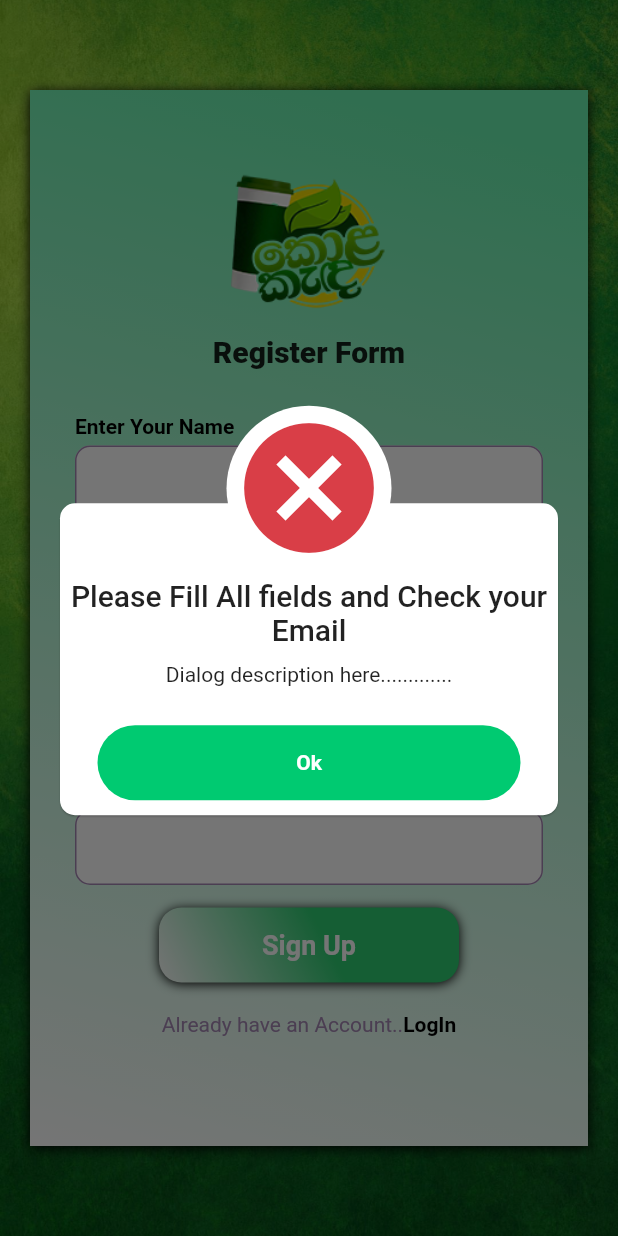
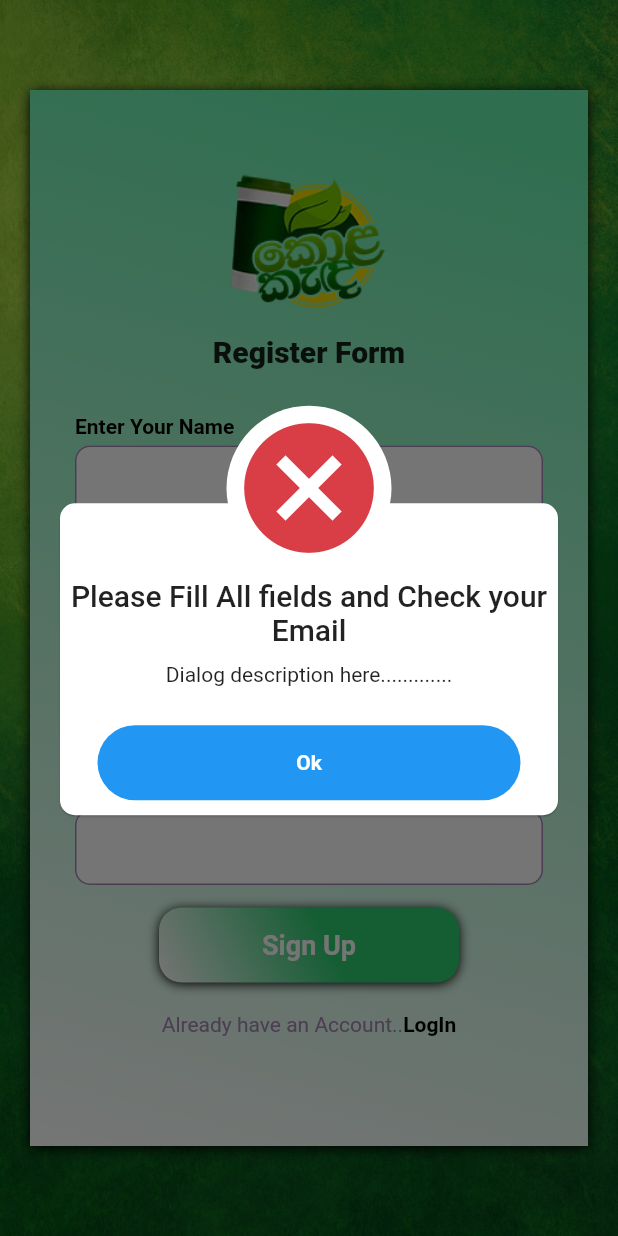
Before and after one commit to nadeeshapathiraja/flutter_email_auth, a Flutter app: the RegisterScreen screen opened directly, after a tap on "Sign Up", on a phone screen of 412 x 824 dp. Run offline on Flutter 3.47's test engine with Material 2 defaults, Android fonts, the phone set to English and light mode, and no system bars; our stand-ins replace animate_do, awesome_dialog, email_validator, firebase_auth, firebase_core; accounts and stored records are empty.

Commit message:
Change Parts

```diff
--- /dev/null
+++ b/lib/components/custom_dialogbox.dart
@@ -0,0 +1,21 @@
+import 'package:awesome_dialog/awesome_dialog.dart';
+import 'package:email_auth/login_screen/login_screen.dart';
+import 'package:email_auth/utils/app_colors.dart';
+
+import 'package:email_auth/utils/util_functions.dart';
+import 'package:flutter/cupertino.dart';
+
+class DialogBox {
+  Future<dynamic> dialogbox(BuildContext context, String title, String desc,
+      DialogType type, Function() btnPress) async {
+    return AwesomeDialog(
+            context: context,
+            dialogType: type,
+            animType: AnimType.BOTTOMSLIDE,
+            title: title,
+            desc: desc,
+            btnOkOnPress: btnPress,
+            btnOkColor: kBlue)
+        .show();
+  }
+}
--- a/lib/register_screen/register_screen.dart
+++ b/lib/register_screen/register_screen.dart
@@ -3,6 +3,7 @@
 import 'package:animate_do/animate_do.dart';
 import 'package:awesome_dialog/awesome_dialog.dart';
 import 'package:email_auth/components/custom_button.dart';
+import 'package:email_auth/components/custom_dialogbox.dart';
 import 'package:email_auth/components/custom_textfield.dart';
 import 'package:email_auth/components/heding_text.dart';
 import 'package:email_auth/components/lable_text.dart';
@@ -136,58 +137,56 @@ class _RegisterScreenState extends State<RegisterScreen> {
                                         email: _email.text,
                                         password: _password.text,
                                       );
-                                      AwesomeDialog(
-                                        context: context,
-                                        dialogType: DialogType.SUCCES,
-                                        animType: AnimType.BOTTOMSLIDE,
-                                        title: 'Your Registration Success',
-                                        desc:
+                                      DialogBox().dialogbox(
+                                        context,
+                                        "Your Registration Success",
                                         'Dialog description here.............',
-                                        btnOkOnPress: () {
+                                        DialogType.SUCCES,
+                                        () {
                                           utilFunction.navigateTo(
-                                              context, LoginScreen());
+                                            context,
+                                            const LoginScreen(),
+                                          );
                                         },
-                                      ).show();
+                                      );
                                     } on FirebaseAuthException catch (e) {
                                       if (e.code == 'weak-password') {
-                                        print("Bitch");
-                                        AwesomeDialog(
-                                          context: context,
-                                          dialogType: DialogType.ERROR,
-                                          animType: AnimType.BOTTOMSLIDE,
-                                          title:
+                                        DialogBox().dialogbox(
+                                          context,
                                           'The password provided is too weak.',
-                                          desc:
                                           'Dialog description here.............',
-                                          btnOkOnPress: () {},
-                                        ).show();
+                                          DialogType.ERROR,
+                                          () {
+                                            setState(() {
+                                              _password.text = '';
+                                            });
+                                          },
+                                        );
                                       } else if (e.code ==
                                           'email-already-in-use') {
-                                        AwesomeDialog(
-                                          context: context,
-                                          dialogType: DialogType.ERROR,
-                                          animType: AnimType.BOTTOMSLIDE,
-                                          title:
+                                        DialogBox().dialogbox(
+                                          context,
                                           'The account already exists for that email.',
-                                          desc:
                                           'Dialog description here.............',
-                                          btnOkOnPress: () {},
-                                        ).show();
+                                          DialogType.ERROR,
+                                          () {
+                                            setState(() {
+                                              _email.text = '';
+                                            });
+                                          },
+                                        );
                                       }
                                     } catch (e) {
                                       print(e);
                                     }
                                   } else {
-                                    AwesomeDialog(
-                                      context: context,
-                                      dialogType: DialogType.ERROR,
-                                      animType: AnimType.BOTTOMSLIDE,
-                                      title:
+                                    DialogBox().dialogbox(
+                                      context,
                                       'Please Fill All fields and Check your Email',
-                                      desc:
                                       'Dialog description here.............',
-                                      btnOkOnPress: () {},
-                                    ).show();
+                                      DialogType.ERROR,
+                                      () {},
+                                    );
                                   }
                                 },
                               ),
```
Lines whose indentation alone changed are shown as unchanged.
